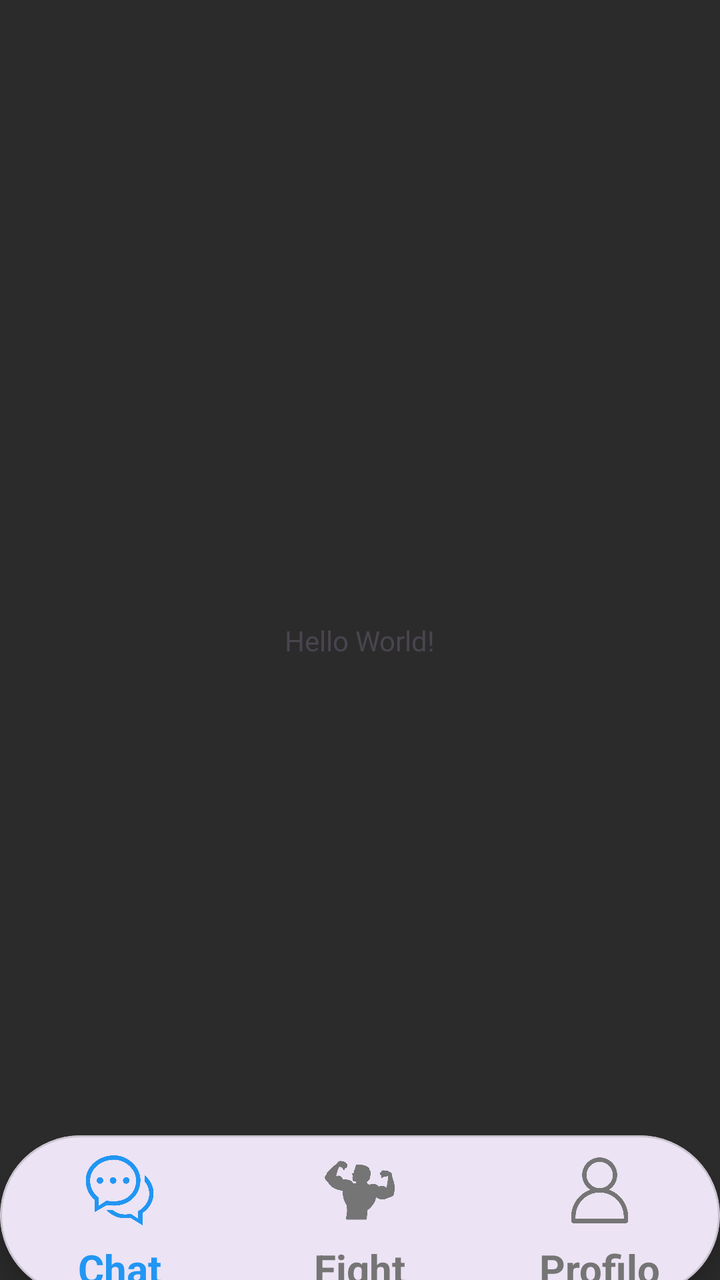
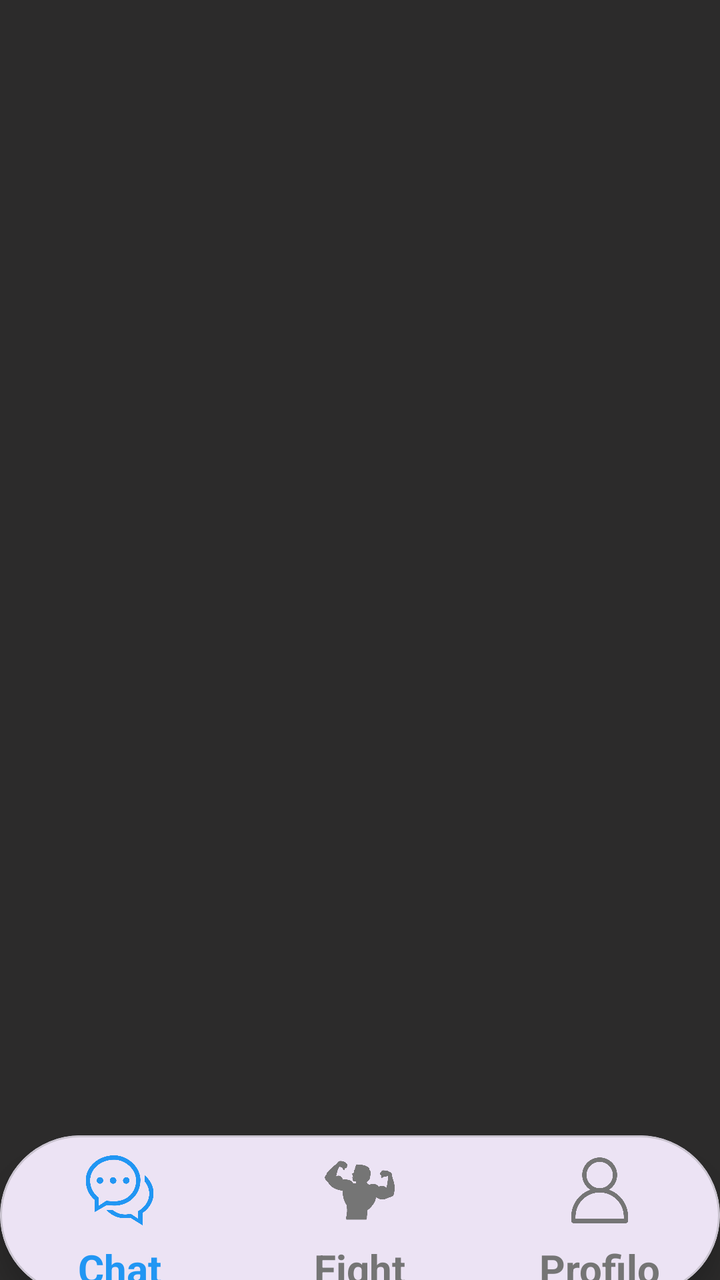

The first picture is an Android layout as it rendered before a commit; the second is the same layout after the commit. The layout source and the unified diff follow.
<!-- AndroidManifest.xml: application theme Theme.FightHub -->
<!-- res/layout/activity_main.xml -->
<?xml version="1.0" encoding="utf-8"?>
<androidx.constraintlayout.widget.ConstraintLayout xmlns:android="http://schemas.android.com/apk/res/android"
    xmlns:app="http://schemas.android.com/apk/res-auto"
    xmlns:tools="http://schemas.android.com/tools"
    android:id="@+id/main"
    android:layout_width="match_parent"
    android:layout_height="match_parent"
    android:background="#2C2B2B"
    tools:context=".MainActivity"
    android:fitsSystemWindows="true">


    <TextView
        android:layout_width="wrap_content"
        android:layout_height="wrap_content"
        android:text="Hello World!"
        app:layout_constraintBottom_toBottomOf="parent"
        app:layout_constraintEnd_toEndOf="parent"
        app:layout_constraintStart_toStartOf="parent"
        app:layout_constraintTop_toTopOf="parent" />

    <androidx.viewpager2.widget.ViewPager2
        android:id="@+id/fragment_main_container"
        android:layout_width="match_parent"
        android:layout_height="match_parent"
        app:layout_constraintBottom_toBottomOf="parent"
        app:layout_constraintEnd_toEndOf="parent"
        app:layout_constraintStart_toStartOf="parent"
        app:layout_constraintTop_toTopOf="parent" />

    <androidx.fragment.app.FragmentContainerView
        android:id="@+id/fragment_chat_container"
        android:layout_width="match_parent"
        android:layout_height="match_parent"
        app:layout_constraintBottom_toBottomOf="parent"
        app:layout_constraintEnd_toEndOf="parent"
        app:layout_constraintStart_toStartOf="parent"
        app:layout_constraintTop_toTopOf="parent" />

    <com.google.android.material.card.MaterialCardView
        android:id="@+id/nav_card"
        android:layout_width="wrap_content"
        android:layout_height="wrap_content"
        android:layout_marginBottom="-8dp"
        app:cardCornerRadius="40dp"
        app:cardElevation="8dp"
        app:layout_constraintBottom_toBottomOf="parent"
        app:layout_constraintEnd_toEndOf="parent"
        app:layout_constraintStart_toStartOf="parent">

        <com.google.android.material.bottomnavigation.BottomNavigationView
            android:id="@+id/bottom_navigation"
            android:layout_width="wrap_content"
            android:layout_height="wrap_content"
            android:background="@android:color/transparent"
            app:elevation="0dp"
            app:menu="@menu/bottom_nav_menu"
            app:labelVisibilityMode="labeled"
            app:itemIconSize="35dp"
            app:itemPaddingTop="10dp"
            app:itemPaddingBottom="4dp"
            app:itemIconTint="@color/nav_item_selettore_colore"
            app:itemTextColor="@color/nav_item_selettore_colore"
            app:itemTextAppearanceActive="@style/BottomNavTesto"
            app:itemTextAppearanceInactive="@style/BottomNavTesto"/>

    </com.google.android.material.card.MaterialCardView>

</androidx.constraintlayout.widget.ConstraintLayout>
<!-- resources referenced by this layout -->
<resources>
  <style name="BottomNavTesto">
          <item name="android:textSize">20sp</item>
          <item name="android:textStyle">bold</item> </style>
  <style name="Theme.FightHub" parent="Base.Theme.FightHub" />
  <style name="Base.Theme.FightHub" parent="Theme.Material3.DayNight.NoActionBar">
          
          
      </style>
</resources>

<!-- the commit's change to res/layout/activity_main.xml (unified diff, before → after) -->
@@ -8,16 +8,6 @@
     android:background="#2C2B2B"
     tools:context=".MainActivity"
     android:fitsSystemWindows="true">
-
-
-    <TextView
-        android:layout_width="wrap_content"
-        android:layout_height="wrap_content"
-        android:text="Hello World!"
-        app:layout_constraintBottom_toBottomOf="parent"
-        app:layout_constraintEnd_toEndOf="parent"
-        app:layout_constraintStart_toStartOf="parent"
-        app:layout_constraintTop_toTopOf="parent" />
 
     <androidx.viewpager2.widget.ViewPager2
         android:id="@+id/fragment_main_container"
